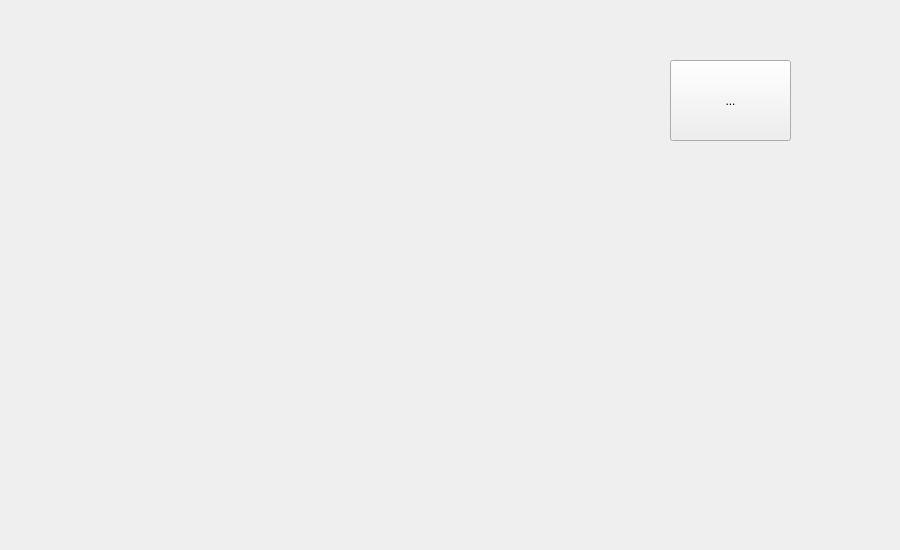
Before: the Qt Designer form File_Management_System.ui in ashu7mishra/Library_Management_system, drawn with Qt 5.
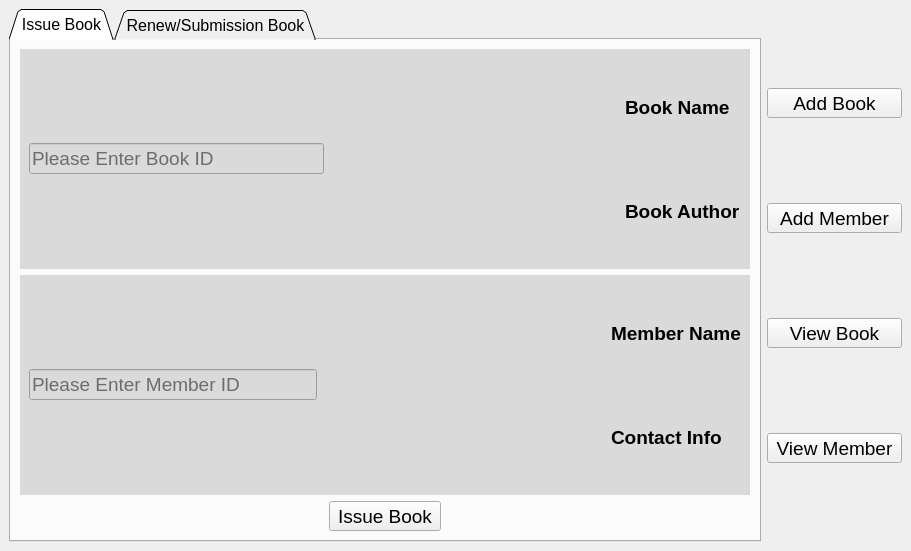
After: the same form once the commit is applied. Icons and pictures are not drawn.

Commit message: Ui and image resources

```diff
--- a/File_Management_System.ui
+++ b/File_Management_System.ui
@@ -6,30 +6,499 @@
    <rect>
     <x>0</x>
     <y>0</y>
-    <width>900</width>
-    <height>550</height>
+    <width>911</width>
+    <height>551</height>
    </rect>
   </property>
   <property name="windowTitle">
    <string>Library Management System</string>
   </property>
   <widget class="QWidget" name="centralwidget">
-   <widget class="QToolButton" name="toolButton_addBook">
-    <property name="geometry">
-     <rect>
-      <x>670</x>
-      <y>60</y>
-      <width>121</width>
-      <height>81</height>
-     </rect>
-    </property>
-    <property name="text">
-     <string>...</string>
-    </property>
-    <property name="toolButtonStyle">
-     <enum>Qt::ToolButtonTextUnderIcon</enum>
-    </property>
-   </widget>
+   <layout class="QHBoxLayout" name="horizontalLayout">
+    <item>
+     <widget class="QTabWidget" name="tabWidget">
+      <property name="font">
+       <font>
+        <pointsize>12</pointsize>
+       </font>
+      </property>
+      <property name="tabShape">
+       <enum>QTabWidget::Triangular</enum>
+      </property>
+      <property name="currentIndex">
+       <number>0</number>
+      </property>
+      <widget class="QWidget" name="tab_2">
+       <attribute name="title">
+        <string>Issue Book</string>
+       </attribute>
+       <layout class="QVBoxLayout" name="verticalLayout_4">
+        <item>
+         <widget class="QWidget" name="horizontalWidget" native="true">
+          <property name="styleSheet">
+           <string notr="true">QWidget{
+
+background-color:rgb(218,218,218)
+
+}</string>
+          </property>
+          <layout class="QHBoxLayout" name="horizontalLayout_2">
+           <item>
+            <widget class="QLineEdit" name="lineEdit_BookID">
+             <property name="font">
+              <font>
+               <pointsize>14</pointsize>
+              </font>
+             </property>
+             <property name="placeholderText">
+              <string>Please Enter Book ID</string>
+             </property>
+            </widget>
+           </item>
+           <item>
+            <spacer name="horizontalSpacer">
+             <property name="orientation">
+              <enum>Qt::Horizontal</enum>
+             </property>
+             <property name="sizeHint" stdset="0">
+              <size>
+               <width>40</width>
+               <height>20</height>
+              </size>
+             </property>
+            </spacer>
+           </item>
+           <item>
+            <layout class="QVBoxLayout" name="verticalLayout_2">
+             <item>
+              <widget class="QLabel" name="label_BookName">
+               <property name="font">
+                <font>
+                 <pointsize>14</pointsize>
+                 <weight>75</weight>
+                 <bold>true</bold>
+                </font>
+               </property>
+               <property name="text">
+                <string>Book Name</string>
+               </property>
+              </widget>
+             </item>
+             <item>
+              <widget class="QLabel" name="label_BookAuthor">
+               <property name="font">
+                <font>
+                 <pointsize>14</pointsize>
+                 <weight>75</weight>
+                 <bold>true</bold>
+                </font>
+               </property>
+               <property name="text">
+                <string>Book Author</string>
+               </property>
+              </widget>
+             </item>
+            </layout>
+           </item>
+          </layout>
+         </widget>
+        </item>
+        <item>
+         <widget class="QWidget" name="horizontalWidget_2" native="true">
+          <property name="styleSheet">
+           <string notr="true">QWidget{
+
+background-color:rgb(218,218,218)
+
+}</string>
+          </property>
+          <layout class="QHBoxLayout" name="horizontalLayout_3">
+           <item>
+            <widget class="QLineEdit" name="lineEdit_MemberID">
+             <property name="font">
+              <font>
+               <pointsize>14</pointsize>
+              </font>
+             </property>
+             <property name="placeholderText">
+              <string>Please Enter Member ID</string>
+             </property>
+            </widget>
+           </item>
+           <item>
+            <spacer name="horizontalSpacer_2">
+             <property name="orientation">
+              <enum>Qt::Horizontal</enum>
+             </property>
+             <property name="sizeHint" stdset="0">
+              <size>
+               <width>40</width>
+               <height>20</height>
+              </size>
+             </property>
+            </spacer>
+           </item>
+           <item>
+            <layout class="QVBoxLayout" name="verticalLayout_3">
+             <item>
+              <widget class="QLabel" name="label_MemberName">
+               <property name="font">
+                <font>
+                 <pointsize>14</pointsize>
+                 <weight>75</weight>
+                 <bold>true</bold>
+                </font>
+               </property>
+               <property name="text">
+                <string>Member Name</string>
+               </property>
+              </widget>
+             </item>
+             <item>
+              <widget class="QLabel" name="label_ContactInfo">
+               <property name="font">
+                <font>
+                 <pointsize>14</pointsize>
+                 <weight>75</weight>
+                 <bold>true</bold>
+                </font>
+               </property>
+               <property name="text">
+                <string>Contact Info</string>
+               </property>
+              </widget>
+             </item>
+            </layout>
+           </item>
+          </layout>
+         </widget>
+        </item>
+        <item>
+         <layout class="QHBoxLayout" name="horizontalLayout_4">
+          <item>
+           <spacer name="horizontalSpacer_3">
+            <property name="orientation">
+             <enum>Qt::Horizontal</enum>
+            </property>
+            <property name="sizeHint" stdset="0">
+             <size>
+              <width>40</width>
+              <height>20</height>
+             </size>
+            </property>
+           </spacer>
+          </item>
+          <item>
+           <widget class="QToolButton" name="toolButton_issueBook">
+            <property name="font">
+             <font>
+              <pointsize>14</pointsize>
+             </font>
+            </property>
+            <property name="text">
+             <string>Issue Book</string>
+            </property>
+            <property name="icon">
+             <iconset resource="images/images.qrc">
+              <normaloff>:/images/issuebook.png</normaloff>:/images/issuebook.png</iconset>
+            </property>
+            <property name="iconSize">
+             <size>
+              <width>78</width>
+              <height>78</height>
+             </size>
+            </property>
+            <property name="toolButtonStyle">
+             <enum>Qt::ToolButtonTextUnderIcon</enum>
+            </property>
+           </widget>
+          </item>
+          <item>
+           <spacer name="horizontalSpacer_4">
+            <property name="orientation">
+             <enum>Qt::Horizontal</enum>
+            </property>
+            <property name="sizeHint" stdset="0">
+             <size>
+              <width>40</width>
+              <height>20</height>
+             </size>
+            </property>
+           </spacer>
+          </item>
+         </layout>
+        </item>
+       </layout>
+      </widget>
+      <widget class="QWidget" name="tab">
+       <attribute name="title">
+        <string>Renew/Submission Book</string>
+       </attribute>
+       <layout class="QVBoxLayout" name="verticalLayout_5">
+        <item>
+         <widget class="QLineEdit" name="lineEdit_submission">
+          <property name="font">
+           <font>
+            <pointsize>14</pointsize>
+           </font>
+          </property>
+          <property name="styleSheet">
+           <string notr="true">QLineEdit{
+
+background-color:rgb(218,218,218)
+
+}</string>
+          </property>
+          <property name="placeholderText">
+           <string>Please Enter Book ID</string>
+          </property>
+         </widget>
+        </item>
+        <item>
+         <widget class="QTableWidget" name="tableWidget">
+          <property name="styleSheet">
+           <string notr="true">QWidget{
+
+background-color:rgb(218,218,218)
+
+}</string>
+          </property>
+          <attribute name="horizontalHeaderDefaultSectionSize">
+           <number>180</number>
+          </attribute>
+          <column>
+           <property name="text">
+            <string>Book ID</string>
+           </property>
+          </column>
+          <column>
+           <property name="text">
+            <string>Member ID</string>
+           </property>
+          </column>
+          <column>
+           <property name="text">
+            <string>New Column</string>
+           </property>
+          </column>
+          <column>
+           <property name="text">
+            <string>Renew Count</string>
+           </property>
+          </column>
+         </widget>
+        </item>
+        <item>
+         <layout class="QHBoxLayout" name="horizontalLayout_5">
+          <item>
+           <spacer name="horizontalSpacer_5">
+            <property name="orientation">
+             <enum>Qt::Horizontal</enum>
+            </property>
+            <property name="sizeHint" stdset="0">
+             <size>
+              <width>40</width>
+              <height>20</height>
+             </size>
+            </property>
+           </spacer>
+          </item>
+          <item>
+           <widget class="QPushButton" name="pushButton_renew">
+            <property name="styleSheet">
+             <string notr="true">QPushButton{
+
+background-color:rgb(218,218,218)
+
+}</string>
+            </property>
+            <property name="text">
+             <string>Renew Book</string>
+            </property>
+            <property name="icon">
+             <iconset resource="images/images.qrc">
+              <normaloff>:/images/renew.png</normaloff>:/images/renew.png</iconset>
+            </property>
+            <property name="iconSize">
+             <size>
+              <width>40</width>
+              <height>40</height>
+             </size>
+            </property>
+           </widget>
+          </item>
+          <item>
+           <widget class="QPushButton" name="pushButton_Submission">
+            <property name="styleSheet">
+             <string notr="true">QPushButton{
+
+background-color:rgb(218,218,218)
+
+}</string>
+            </property>
+            <property name="text">
+             <string>Submit Book</string>
+            </property>
+            <property name="icon">
+             <iconset resource="images/images.qrc">
+              <normaloff>:/images/submission.png</normaloff>:/images/submission.png</iconset>
+            </property>
+            <property name="iconSize">
+             <size>
+              <width>40</width>
+              <height>40</height>
+             </size>
+            </property>
+           </widget>
+          </item>
+          <item>
+           <spacer name="horizontalSpacer_6">
+            <property name="orientation">
+             <enum>Qt::Horizontal</enum>
+            </property>
+            <property name="sizeHint" stdset="0">
+             <size>
+              <width>40</width>
+              <height>20</height>
+             </size>
+            </property>
+           </spacer>
+          </item>
+         </layout>
+        </item>
+       </layout>
+      </widget>
+     </widget>
+    </item>
+    <item>
+     <layout class="QVBoxLayout" name="verticalLayout">
+      <item>
+       <widget class="QToolButton" name="toolButton_addBook">
+        <property name="maximumSize">
+         <size>
+          <width>160</width>
+          <height>16777215</height>
+         </size>
+        </property>
+        <property name="font">
+         <font>
+          <pointsize>14</pointsize>
+         </font>
+        </property>
+        <property name="text">
+         <string>Add Book</string>
+        </property>
+        <property name="icon">
+         <iconset resource="images/images.qrc">
+          <normaloff>:/images/addbook.png</normaloff>:/images/addbook.png</iconset>
+        </property>
+        <property name="iconSize">
+         <size>
+          <width>68</width>
+          <height>68</height>
+         </size>
+        </property>
+        <property name="toolButtonStyle">
+         <enum>Qt::ToolButtonTextUnderIcon</enum>
+        </property>
+       </widget>
+      </item>
+      <item>
+       <widget class="QToolButton" name="toolButton_addMember">
+        <property name="maximumSize">
+         <size>
+          <width>160</width>
+          <height>16777215</height>
+         </size>
+        </property>
+        <property name="font">
+         <font>
+          <pointsize>14</pointsize>
+         </font>
+        </property>
+        <property name="text">
+         <string>Add Member</string>
+        </property>
+        <property name="icon">
+         <iconset resource="images/images.qrc">
+          <normaloff>:/images/addmember.png</normaloff>:/images/addmember.png</iconset>
+        </property>
+        <property name="iconSize">
+         <size>
+          <width>68</width>
+          <height>68</height>
+         </size>
+        </property>
+        <property name="toolButtonStyle">
+         <enum>Qt::ToolButtonTextUnderIcon</enum>
+        </property>
+       </widget>
+      </item>
+      <item>
+       <widget class="QToolButton" name="toolButton_viewBook">
+        <property name="maximumSize">
+         <size>
+          <width>160</width>
+          <height>16777215</height>
+         </size>
+        </property>
+        <property name="font">
+         <font>
+          <pointsize>14</pointsize>
+         </font>
+        </property>
+        <property name="text">
+         <string>View Book</string>
+        </property>
+        <property name="icon">
+         <iconset resource="images/images.qrc">
+          <normaloff>:/images/viewbook .png</normaloff>:/images/viewbook .png</iconset>
+        </property>
+        <property name="iconSize">
+         <size>
+          <width>68</width>
+          <height>68</height>
+         </size>
+        </property>
+        <property name="toolButtonStyle">
+         <enum>Qt::ToolButtonTextUnderIcon</enum>
+        </property>
+       </widget>
+      </item>
+      <item>
+       <widget class="QToolButton" name="toolButton_viewMember">
+        <property name="maximumSize">
+         <size>
+          <width>160</width>
+          <height>16777215</height>
+         </size>
+        </property>
+        <property name="font">
+         <font>
+          <pointsize>14</pointsize>
+         </font>
+        </property>
+        <property name="text">
+         <string>View Member</string>
+        </property>
+        <property name="icon">
+         <iconset resource="images/images.qrc">
+          <normaloff>:/images/viewmembers.png</normaloff>:/images/viewmembers.png</iconset>
+        </property>
+        <property name="iconSize">
+         <size>
+          <width>68</width>
+          <height>68</height>
+         </size>
+        </property>
+        <property name="toolButtonStyle">
+         <enum>Qt::ToolButtonTextUnderIcon</enum>
+        </property>
+       </widget>
+      </item>
+     </layout>
+    </item>
+   </layout>
   </widget>
  </widget>
  <resources/>
```
Left out of the diff: 4 changed lines with no effect on the pictures. The commit also changes 1 other file.
